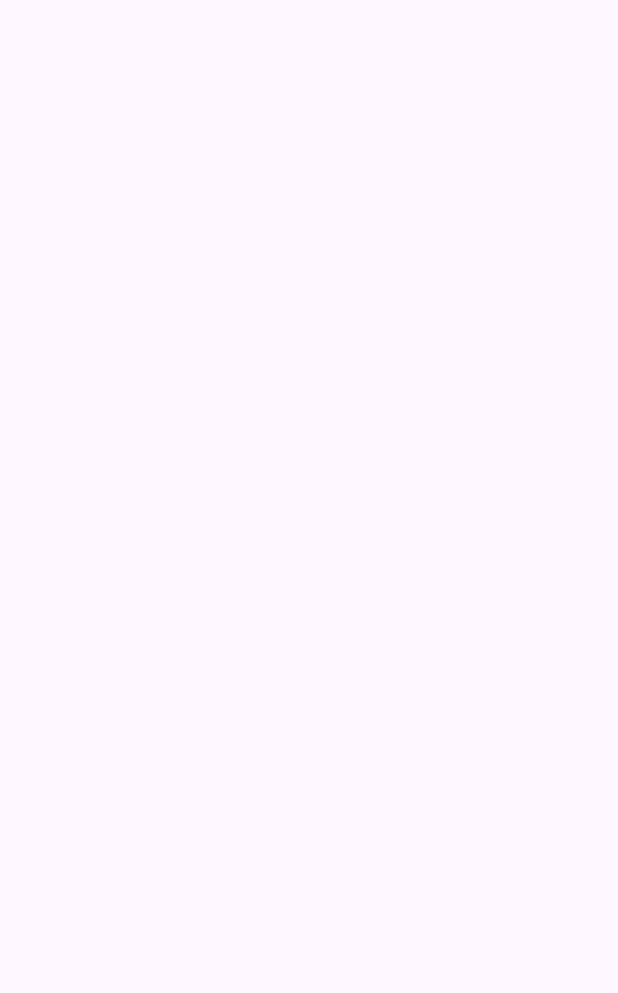
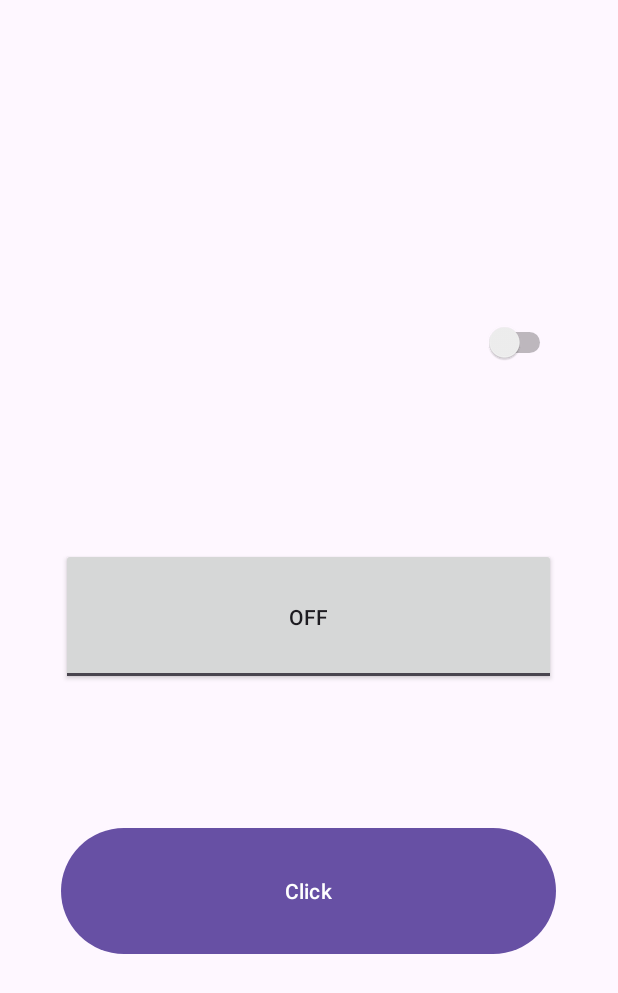
Before and after one commit to dy3722/Ex0610, an Android app: the screen it shows after launch (MainActivity), on a phone screen of 412 x 824 dp. Before the commit the part shown is empty. Shown: the top 993 px of the screen. Run offline under Robolectric (Android 15) with nearby library versions, the phone set to English and light mode, and no system bars.

Commit message:
end design

```diff
--- a/app/src/main/java/com/example/ex0610/MainActivity.java
+++ b/app/src/main/java/com/example/ex0610/MainActivity.java
@@ -2,6 +2,10 @@ package com.example.ex0610;
 
 import android.os.Bundle;
 import android.view.View;
+import android.widget.Button;
+import android.widget.LinearLayout;
+import android.widget.Switch;
+import android.widget.ToggleButton;
 
 import androidx.activity.EdgeToEdge;
 import androidx.appcompat.app.AppCompatActivity;
@@ -11,13 +15,22 @@ import androidx.core.view.WindowInsetsCompat;
 
 public class MainActivity extends AppCompatActivity {
 
-
+    LinearLayout main;
+    Switch sw;
+    ToggleButton tb;
+    Button btn;
 
     @Override
     protected void onCreate(Bundle savedInstanceState) {
         super.onCreate(savedInstanceState);
         setContentView(R.layout.activity_main);
+
+        main = findViewById(R.id.main);
+        sw = findViewById(R.id.sw);
+        tb = findViewById(R.id.tb);
     }
 
+    public void click(View view) {
 
+    }
 }
--- a/app/src/main/res/layout/activity_main.xml
+++ b/app/src/main/res/layout/activity_main.xml
@@ -6,4 +6,62 @@
     android:layout_width="match_parent"
     android:layout_height="match_parent"
     android:orientation="horizontal"
-    tools:context=".MainActivity" />
+    tools:context=".MainActivity" >
+
+    <Space
+        android:layout_width="0dp"
+        android:layout_height="wrap_content"
+        android:layout_weight="10" />
+
+    <LinearLayout
+        android:layout_width="0dp"
+        android:layout_height="match_parent"
+        android:layout_weight="80"
+        android:orientation="vertical">
+
+        <Space
+            android:layout_width="match_parent"
+            android:layout_height="0dp"
+            android:layout_weight="2" />
+
+        <Switch
+            android:id="@+id/sw"
+            android:layout_width="match_parent"
+            android:layout_height="0dp"
+            android:layout_weight="1" />
+
+        <Space
+            android:layout_width="match_parent"
+            android:layout_height="0dp"
+            android:layout_weight="1" />
+
+        <ToggleButton
+            android:id="@+id/tb"
+            android:layout_width="match_parent"
+            android:layout_height="0dp"
+            android:layout_weight="1" />
+
+        <Space
+            android:layout_width="match_parent"
+            android:layout_height="0dp"
+            android:layout_weight="1" />
+
+        <Button
+            android:id="@+id/btn"
+            android:layout_width="match_parent"
+            android:layout_height="0dp"
+            android:layout_weight="1"
+            android:onClick="click"
+            android:text="Click" />
+
+        <Space
+            android:layout_width="match_parent"
+            android:layout_height="0dp"
+            android:layout_weight="2" />
+    </LinearLayout>
+
+    <Space
+        android:layout_width="0dp"
+        android:layout_height="wrap_content"
+        android:layout_weight="10" />
+</LinearLayout>
```
